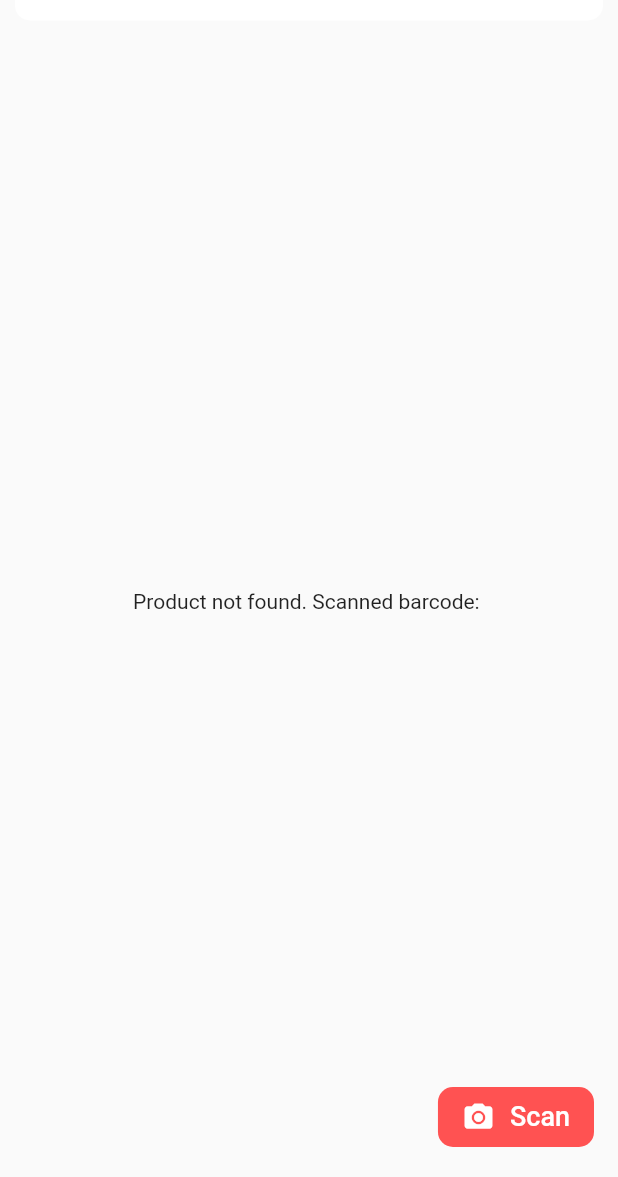
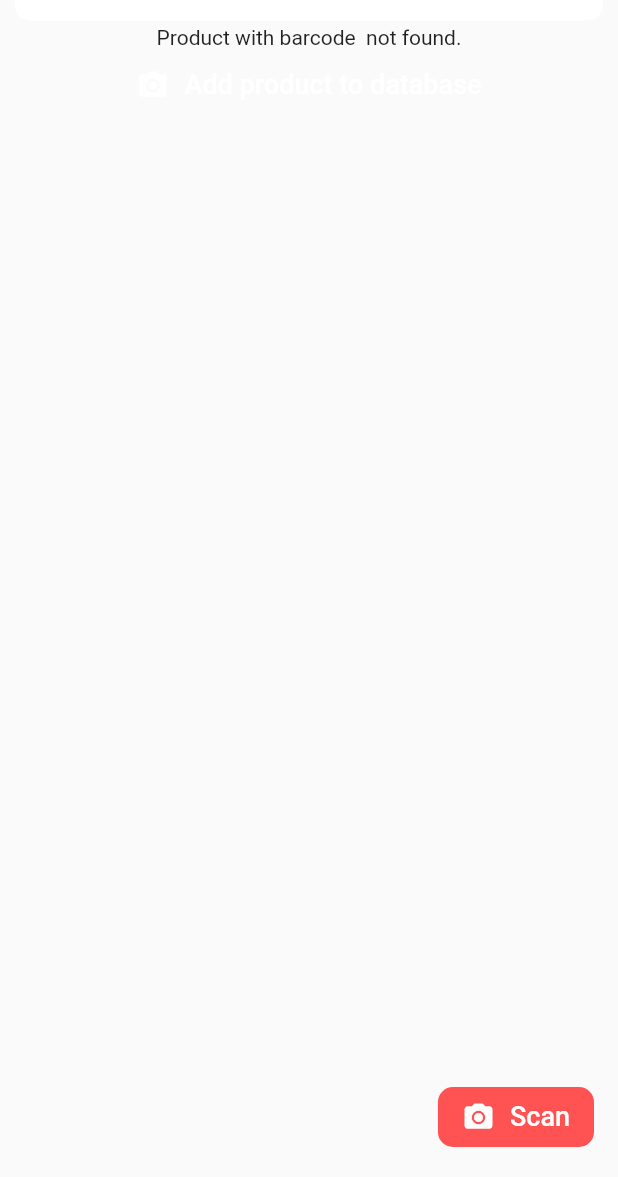
Before and after one commit to aizatazhar/can-i-eat-this, a Flutter app: the screen it shows after launch, on a phone screen of 412 x 824 dp, the part 59-1236 px from its top. Run offline on Flutter 3.47's test engine with Material 2 defaults, Android fonts, the phone set to English and light mode, and no system bars; missing offline and left inert: flutter_barcode_scanner.

Commit message:
Update docs

```diff
--- a/lib/view/home.dart
+++ b/lib/view/home.dart
@@ -191,9 +191,23 @@ class _HomeState extends State<Home> {
 
   // Builds the body when the product does not exist
   Widget _buildEmptyView() {
-    return Container(
-      alignment: Alignment.center,
-      child: Text("Product not found. Scanned barcode: $_scannedBarcode"),
+    return Column(
+      children: [
+        Container(
+          alignment: Alignment.center,
+          child: Text("Product with barcode $_scannedBarcode not found."),
+        ),
+        FlatButton(
+          child: Wrap(
+            children: [
+              Icon(Icons.camera_alt, color: Colors.white, size: 22),
+              SizedBox(width: 10),
+              Text("Add product to database", style: TextStyle(color: Colors.white, fontSize: 18)),
+            ]
+          ),
+          onPressed: () => {},
+        ),
+      ]
     );
   }
 }
```
Also changed, not shown: 2 other files.
